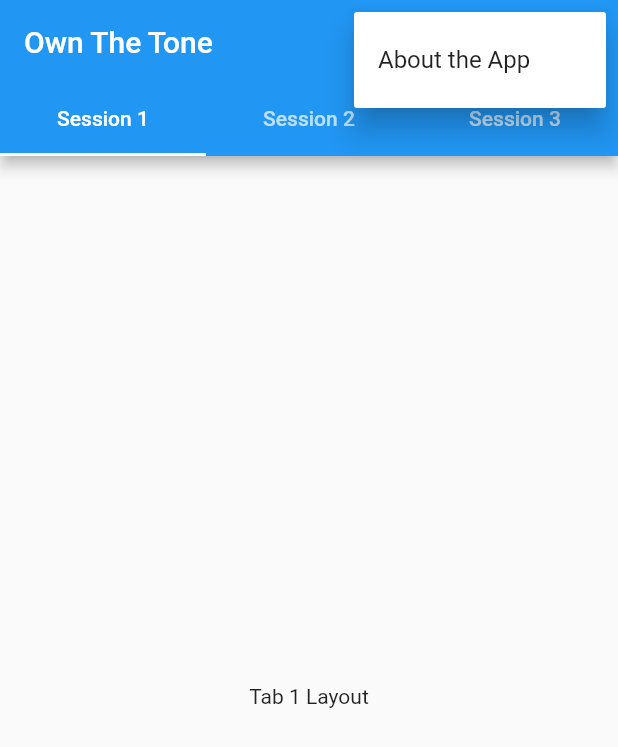
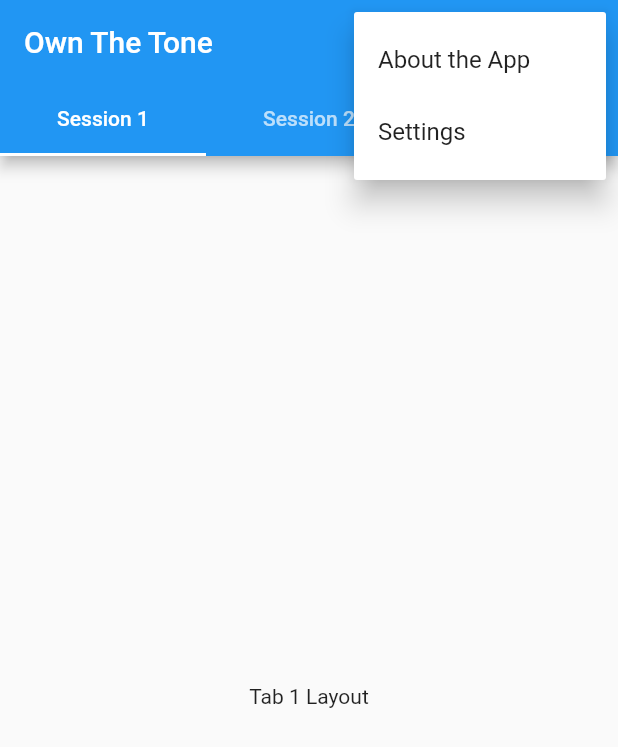
Before and after one commit to Nucl3arSn3k/Tinnitusapp, a Flutter app: the screen it shows after launch, after a tap on the "more vert" icon, on a phone screen of 412 x 824 dp. Shown: the top 747 px of the screen. Run offline on Flutter 3.47's test engine with Material 2 defaults, Android fonts, the phone set to English and light mode, and no system bars; our stand-ins replace audioplayers.

Commit message:
added settings menu

```diff
--- a/lib/Constants.dart
+++ b/lib/Constants.dart
@@ -5,6 +5,7 @@ class Constants{
   static const String about = 'About the App';
 
   static const List<String> choices = <String>[
-    about
+    about,
+    settings,
   ];
 }
```
Also changed, not shown: lib/main.dart (+31 -1 lines).
